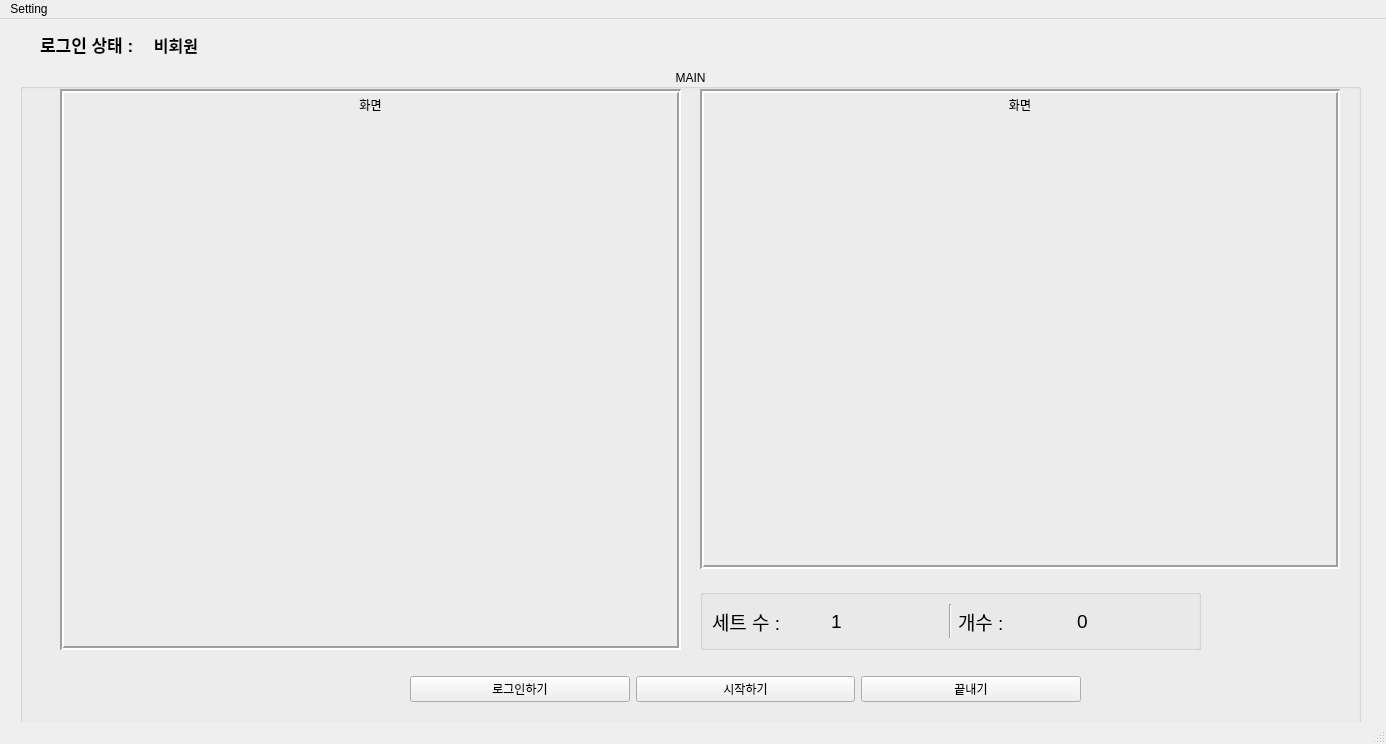
EunbinShin/final, file posenet_python/ui/test_ui.ui: the form before one commit.
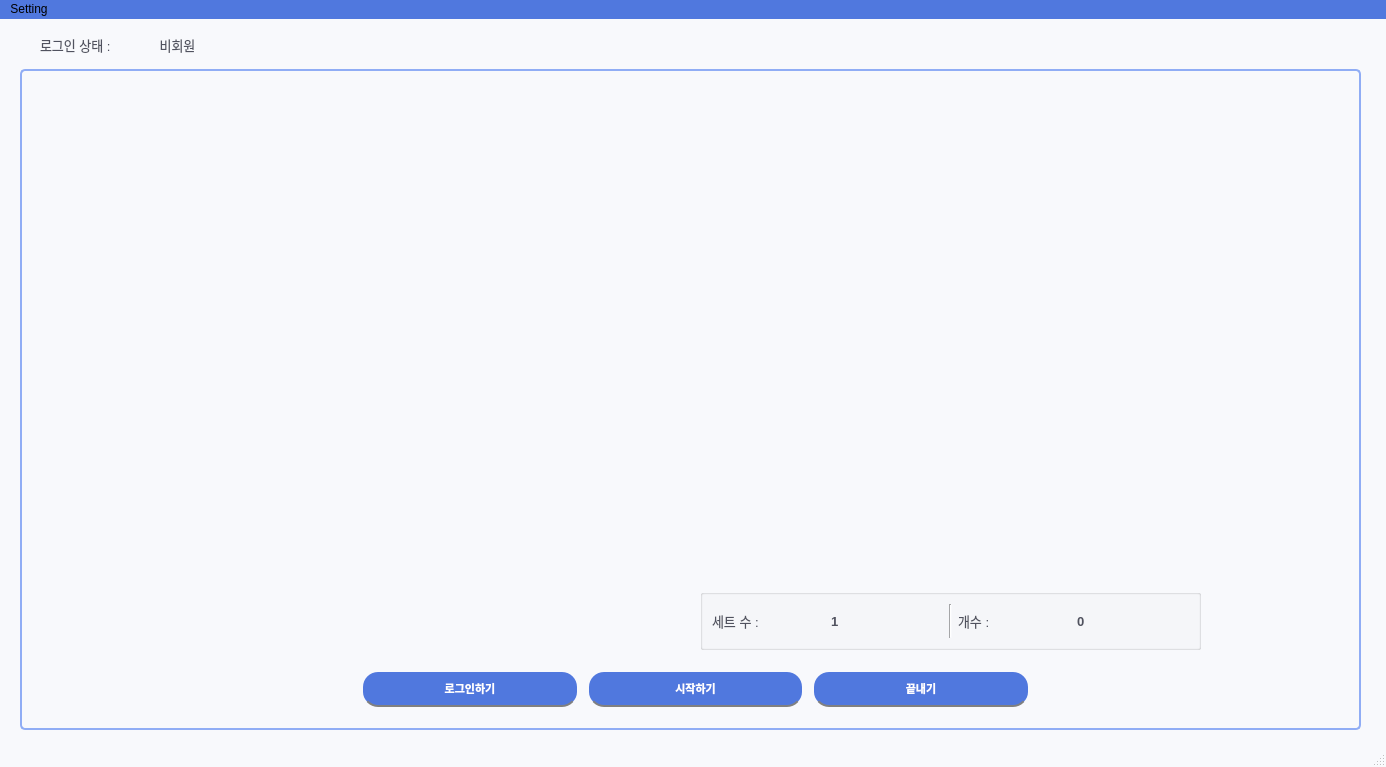
The form after the commit.

Diff of the .ui file:
```diff
--- a/posenet_python/ui/test_ui.ui
+++ b/posenet_python/ui/test_ui.ui
@@ -7,28 +7,110 @@
     <x>0</x>
     <y>0</y>
     <width>1386</width>
-    <height>744</height>
+    <height>767</height>
    </rect>
   </property>
   <property name="windowTitle">
    <string>MainWindow</string>
   </property>
+  <property name="styleSheet">
+   <string notr="true">QMainWindow
+{
+	background-color: rgb(248, 249, 252);
+	color: #000000;
+
+}
+QMenuBar{
+	background-color: rgb(80,120,222);
+}</string>
+  </property>
   <widget class="QWidget" name="centralwidget">
+   <property name="styleSheet">
+    <string notr="true">QWidget
+{
+	background-color: rgb(248, 249, 252);
+	color: #000000;
+
+}
+
+
+/*-----QLabel-----*/
+QLabel
+{
+	background-color: transparent;
+	color: rgb(80, 82, 95);
+	font-size: 13px;
+
+}
+
+
+/*-----QPushButton-----*/
+QPushButton
+{
+	background-color: rgb(80,120,222);
+	color: #fff;
+	font-size: 11px;
+	font-weight: bold;
+	border-radius: 15px;
+	margin: 3px;
+    border-bottom: 2px solid gray;
+}
+
+QPushButton::hover
+{
+	background-color: #3457b3;
+
+}
+
+QPushButton::disabled
+{
+	background-color: #4d5770;
+
+}
+
+
+QPushButton::pressed
+{
+	background-color: #85a7ff;
+
+}
+
+
+
+
+
+</string>
+   </property>
    <widget class="QGroupBox" name="groupBox">
     <property name="geometry">
      <rect>
       <x>20</x>
       <y>50</y>
       <width>1341</width>
-      <height>721</height>
+      <height>661</height>
      </rect>
     </property>
+    <property name="font">
+     <font>
+      <weight>75</weight>
+      <bold>true</bold>
+     </font>
+    </property>
+    <property name="styleSheet">
+     <string notr="true">#groupBox {
+	 border: 2px solid #90adf5;
+ 	 border-radius: 5px;
+}</string>
+    </property>
     <property name="title">
-     <string>MAIN</string>
+     <string/>
     </property>
     <property name="alignment">
      <set>Qt::AlignCenter</set>
     </property>
+    <property name="flat">
+     <bool>false</bool>
+    </property>
     <widget class="QLabel" name="camLabel">
      <property name="geometry">
       <rect>
@@ -48,7 +130,7 @@
       <number>2</number>
      </property>
      <property name="text">
-      <string>화면</string>
+      <string/>
      </property>
      <property name="scaledContents">
       <bool>false</bool>
@@ -85,7 +167,7 @@
       <number>0</number>
      </property>
      <property name="text">
-      <string>화면</string>
+      <string/>
      </property>
      <property name="scaledContents">
       <bool>false</bool>
@@ -100,7 +182,7 @@
     <widget class="QWidget" name="layoutWidget">
      <property name="geometry">
       <rect>
-       <x>390</x>
+       <x>340</x>
        <y>600</y>
        <width>671</width>
        <height>41</height>
@@ -109,6 +191,12 @@
      <layout class="QHBoxLayout" name="horizontalLayout">
       <item>
        <widget class="QPushButton" name="loginButton">
+        <property name="sizePolicy">
+         <sizepolicy hsizetype="Minimum" vsizetype="Ignored">
+          <horstretch>0</horstretch>
+          <verstretch>0</verstretch>
+         </sizepolicy>
+        </property>
         <property name="text">
          <string>로그인하기</string>
         </property>
@@ -116,6 +204,12 @@
       </item>
       <item>
        <widget class="QPushButton" name="startButton">
+        <property name="sizePolicy">
+         <sizepolicy hsizetype="Minimum" vsizetype="Ignored">
+          <horstretch>0</horstretch>
+          <verstretch>0</verstretch>
+         </sizepolicy>
+        </property>
         <property name="text">
          <string>시작하기</string>
         </property>
@@ -123,6 +217,12 @@
       </item>
       <item>
        <widget class="QPushButton" name="stopButton">
+        <property name="sizePolicy">
+         <sizepolicy hsizetype="Minimum" vsizetype="Ignored">
+          <horstretch>0</horstretch>
+          <verstretch>0</verstretch>
+         </sizepolicy>
+        </property>
         <property name="text">
          <string>끝내기</string>
         </property>
@@ -147,7 +247,7 @@
        <widget class="QLabel" name="label_2">
         <property name="font">
          <font>
-          <pointsize>14</pointsize>
+          <pointsize>-1</pointsize>
          </font>
         </property>
         <property name="text">
@@ -159,7 +259,9 @@
        <widget class="QLabel" name="setLabel">
         <property name="font">
          <font>
-          <pointsize>14</pointsize>
+          <pointsize>-1</pointsize>
+          <weight>75</weight>
+          <bold>true</bold>
          </font>
         </property>
         <property name="text">
@@ -184,7 +286,7 @@
        <widget class="QLabel" name="label_3">
         <property name="font">
          <font>
-          <pointsize>14</pointsize>
+          <pointsize>-1</pointsize>
          </font>
         </property>
         <property name="text">
@@ -196,7 +298,9 @@
        <widget class="QLabel" name="repLabel">
         <property name="font">
          <font>
-          <pointsize>14</pointsize>
+          <pointsize>-1</pointsize>
+          <weight>75</weight>
+          <bold>true</bold>
          </font>
         </property>
         <property name="text">
@@ -212,7 +316,7 @@
      <rect>
       <x>40</x>
       <y>10</y>
-      <width>172</width>
+      <width>181</width>
       <height>31</height>
      </rect>
     </property>
@@ -221,9 +325,7 @@
       <widget class="QLabel" name="userlabel">
        <property name="font">
         <font>
-         <pointsize>13</pointsize>
-         <weight>75</weight>
-         <bold>true</bold>
+         <pointsize>-1</pointsize>
         </font>
        </property>
        <property name="text">
@@ -235,12 +337,7 @@
       <widget class="QLabel" name="loginStatus">
        <property name="font">
         <font>
-         <pointsize>12</pointsize>
-         <weight>75</weight>
-         <italic>false</italic>
-         <bold>true</bold>
-         <underline>false</underline>
-         <kerning>true</kerning>
+         <pointsize>-1</pointsize>
         </font>
        </property>
        <property name="text">
```
